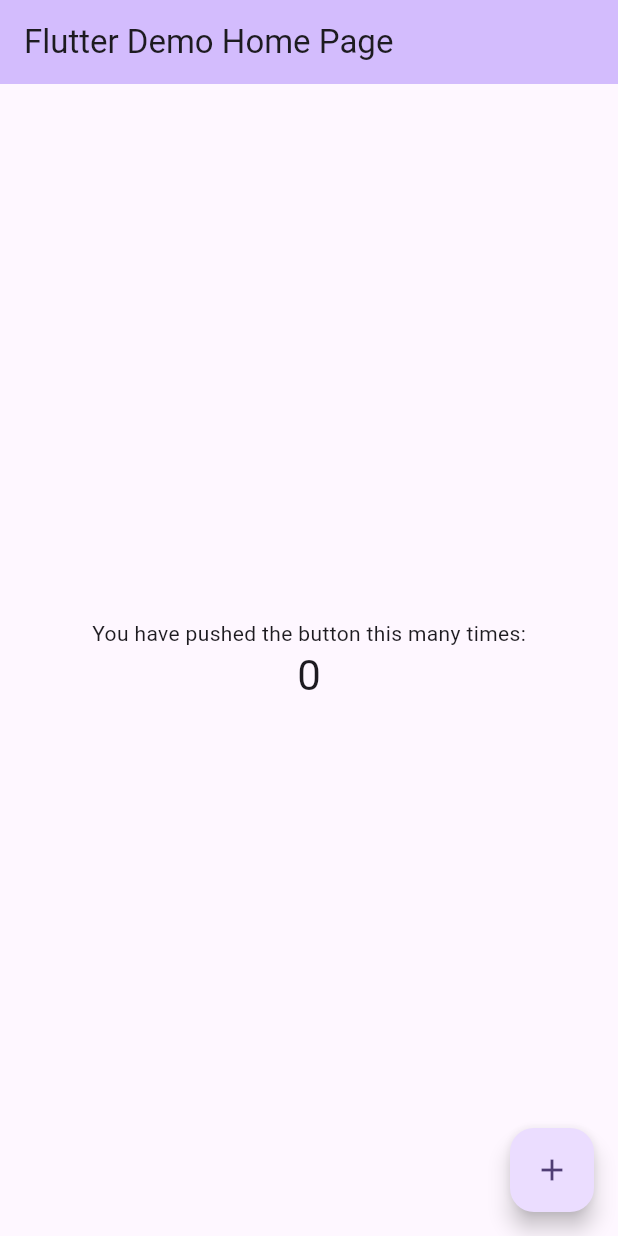
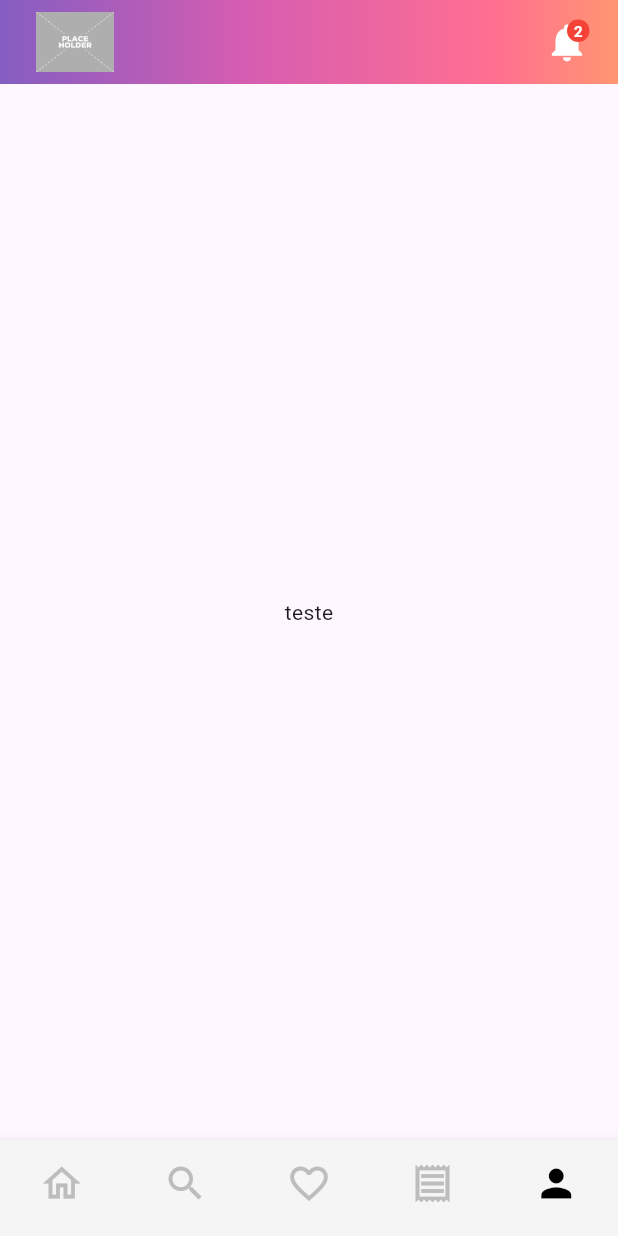
Before and after one commit to Rafaeelsantos/appfesta, a Flutter app: the screen it shows after launch, on a phone screen of 412 x 824 dp. Run offline on Flutter 3.47's test engine with Material 3 defaults, Android fonts, the phone set to English and light mode, and no system bars.

Commit message:
TopBar realizada NavBar quase ok

```diff
--- a/lib/main.dart
+++ b/lib/main.dart
@@ -1,4 +1,14 @@
+import 'package:appfesta/Paginas/homePage.dart';
 import 'package:flutter/material.dart';
+
+/*
+#845EC2
+#D65DB1
+#FF6F91
+#FF9671
+#FFC75F
+#F9F871
+*/
 
 void main() {
   runApp(const MyApp());
@@ -7,116 +17,14 @@ void main() {
 class MyApp extends StatelessWidget {
   const MyApp({super.key});
 
-  // This widget is the root of your application.
   @override
   Widget build(BuildContext context) {
     return MaterialApp(
       title: 'Flutter Demo',
-      theme: ThemeData(
-        // This is the theme of your application.
-        //
-        // TRY THIS: Try running your application with "flutter run". You'll see
-        // the application has a purple toolbar. Then, without quitting the app,
-        // try changing the seedColor in the colorScheme below to Colors.green
-        // and then invoke "hot reload" (save your changes or press the "hot
-        // reload" button in a Flutter-supported IDE, or press "r" if you used
-        // the command line to start the app).
-        //
-        // Notice that the counter didn't reset back to zero; the application
-        // state is not lost during the reload. To reset the state, use hot
-        // restart instead.
-        //
-        // This works for code too, not just values: Most code changes can be
-        // tested with just a hot reload.
-        colorScheme: .fromSeed(seedColor: Colors.deepPurple),
-      ),
-      home: const MyHomePage(title: 'Flutter Demo Home Page'),
+      debugShowCheckedModeBanner: false,
+
+      theme: ThemeData(colorScheme: .fromSeed(seedColor: Colors.deepPurple)),
+      home: const HomePage(),
     );
   }
 }
-
-class MyHomePage extends StatefulWidget {
-  const MyHomePage({super.key, required this.title});
-
-  // This widget is the home page of your application. It is stateful, meaning
-  // that it has a State object (defined below) that contains fields that affect
-  // how it looks.
-
-  // This class is the configuration for the state. It holds the values (in this
-  // case the title) provided by the parent (in this case the App widget) and
-  // used by the build method of the State. Fields in a Widget subclass are
-  // always marked "final".
-
-  final String title;
-
-  @override
-  State<MyHomePage> createState() => _MyHomePageState();
-}
-
-class _MyHomePageState extends State<MyHomePage> {
-  int _counter = 0;
-
-  void _incrementCounter() {
-    setState(() {
-      // This call to setState tells the Flutter framework that something has
-      // changed in this State, which causes it to rerun the build method below
-      // so that the display can reflect the updated values. If we changed
-      // _counter without calling setState(), then the build method would not be
-      // called again, and so nothing would appear to happen.
-      _counter++;
-    });
-  }
-
-  @override
-  Widget build(BuildContext context) {
-    // This method is rerun every time setState is called, for instance as done
-    // by the _incrementCounter method above.
-    //
-    // The Flutter framework has been optimized to make rerunning build methods
-    // fast, so that you can just rebuild anything that needs updating rather
-    // than having to individually change instances of widgets.
-    return Scaffold(
-      appBar: AppBar(
-        // TRY THIS: Try changing the color here to a specific color (to
-        // Colors.amber, perhaps?) and trigger a hot reload to see the AppBar
-        // change color while the other colors stay the same.
-        backgroundColor: Theme.of(context).colorScheme.inversePrimary,
-        // Here we take the value from the MyHomePage object that was created by
-        // the App.build method, and use it to set our appbar title.
-        title: Text(widget.title),
-      ),
-      body: Center(
-        // Center is a layout widget. It takes a single child and positions it
-        // in the middle of the parent.
-        child: Column(
-          // Column is also a layout widget. It takes a list of children and
-          // arranges them vertically. By default, it sizes itself to fit its
-          // children horizontally, and tries to be as tall as its parent.
-          //
-          // Column has various properties to control how it sizes itself and
-          // how it positions its children. Here we use mainAxisAlignment to
-          // center the children vertically; the main axis here is the vertical
-          // axis because Columns are vertical (the cross axis would be
-          // horizontal).
-          //
-          // TRY THIS: Invoke "debug painting" (choose the "Toggle Debug Paint"
-          // action in the IDE, or press "p" in the console), to see the
-          // wireframe for each widget.
-          mainAxisAlignment: .center,
-          children: [
-            const Text('You have pushed the button this many times:'),
-            Text(
-              '$_counter',
-              style: Theme.of(context).textTheme.headlineMedium,
-            ),
-          ],
-        ),
-      ),
-      floatingActionButton: FloatingActionButton(
-        onPressed: _incrementCounter,
-        tooltip: 'Increment',
-        child: const Icon(Icons.add),
-      ),
-    );
-  }
-}
--- /dev/null
+++ b/lib/paginas/homePage.dart
@@ -0,0 +1,16 @@
+import 'package:appfesta/widgets/topbarWidgets.dart';
+import 'package:appfesta/widgets/botNavBarWidgets.dart';
+import 'package:flutter/material.dart';
+
+class HomePage extends StatelessWidget {
+  const HomePage({super.key});
+
+  @override
+  Widget build(BuildContext context) {
+    return Scaffold(
+      appBar: TopBar(titulo: 'Home Page'),
+      body: const Center(child: Text('teste')),
+      bottomNavigationBar: Navbar(),
+    );
+  }
+}
--- /dev/null
+++ b/lib/widgets/botNavBarWidgets.dart
@@ -0,0 +1,57 @@
+import 'package:flutter/material.dart';
+
+class Navbar extends StatelessWidget {
+  Navbar({super.key});
+
+  final indexPaginas = 4;
+
+  @override
+  Widget build(BuildContext context) {
+    return BottomNavigationBar(
+      type: BottomNavigationBarType.fixed,
+      backgroundColor: const Color.fromARGB(255, 245, 245, 245),
+      iconSize: 30,
+      showUnselectedLabels: false,
+      showSelectedLabels: false,
+      selectedItemColor: Colors.black,
+      unselectedItemColor: Colors.grey[400],
+      currentIndex: indexPaginas,
+
+      items: [
+        BottomNavigationBarItem(
+          icon: Icon(indexPaginas == 0 ? Icons.home : Icons.home_outlined),
+          label: 'Início',
+        ),
+        BottomNavigationBarItem(icon: Icon(Icons.search), label: 'Buscar'),
+
+        BottomNavigationBarItem(
+          icon: Icon(
+            indexPaginas == 2 ? Icons.favorite : Icons.favorite_border,
+          ),
+          label: 'Favoritos',
+        ),
+
+        BottomNavigationBarItem(
+          icon: Icon(
+            indexPaginas == 3 ? Icons.receipt : Icons.receipt_outlined,
+          ),
+          label: 'Contratos',
+        ),
+        BottomNavigationBarItem(
+          icon: indexPaginas == 4
+              ? Icon(Icons.person)
+              : Icon(Icons.person_outlined),
+          label: 'Perfil',
+        ),
+      ],
+      /*
+      items: const [
+        BottomNavigationBarItem(icon: Icon(Icons.home_outlined), label: 'Início'),
+        BottomNavigationBarItem(icon: Icon(Icons.search_outlined), label: 'Buscar'),
+        BottomNavigationBarItem(icon: Icon(Icons.favorite_outlined), label: 'Favoritos'),
+        BottomNavigationBarItem(icon: Icon(Icons.receipt_outlined), label: 'Contratos'),
+        BottomNavigationBarItem(icon: Icon(Icons.person_outlined), label: 'Perfil'),
+      ],*/
+    );
+  }
+}
--- /dev/null
+++ b/lib/widgets/topBarWidgets.dart
@@ -0,0 +1,78 @@
+import 'package:flutter/material.dart';
+
+class TopBar extends StatelessWidget implements PreferredSizeWidget {
+  final String titulo;
+
+  const TopBar({super.key, required this.titulo});
+
+  final int numNotficacoes = 2;
+
+  @override
+  Widget build(BuildContext context) {
+    return AppBar(
+      backgroundColor:
+          Colors.transparent, //Deixei transparente para o gradiente aparecer
+      flexibleSpace: Container(
+        //Container para o gradiente
+        decoration: BoxDecoration(
+          gradient: LinearGradient(
+            colors: [
+              Color(0xFF845EC2),
+              Color(0xFFD65DB1),
+              Color(0xFFFF6F91),
+              Color(0xFFFF9671),
+            ],
+            stops: [0.0, 0.4, 0.8, 1.0],
+          ),
+        ),
+      ),
+      // Icone do APP na esqueda
+      leadingWidth: 100,
+      leading: IconButton(
+        onPressed: () {},
+        icon: Image(image: AssetImage('assets/images/placeHolder.png')),
+      ),
+      // Icone notificações na direita
+      actions: [
+        Padding(
+          padding: const EdgeInsets.only(right: 10.0),
+          child: IconButton(
+            onPressed: () {},
+            // Stack para sobrepor e formar icone de notificações com indicador
+            icon: Stack(
+              alignment: Alignment.topRight,
+              children: [
+                Icon(size: 30, color: Colors.white, Icons.notifications),
+                if (numNotficacoes !=
+                    0) //Esconde indicador caso não haja notificações
+                  // Indicador de notificações (círculo vermelho com número)
+                  Container(
+                    alignment: Alignment.center,
+                    height: 15,
+                    width: 15,
+                    decoration: BoxDecoration(
+                      shape: BoxShape.circle,
+                      color: Colors.red,
+                    ),
+                    child: Text(
+                      //Caso maior que 9, exibe '9+'
+                      numNotficacoes > 9 ? '9+' : numNotficacoes.toString(),
+                      style: TextStyle(
+                        fontWeight: FontWeight.bold,
+                        fontSize: 10,
+                        color: Colors.white,
+                      ),
+                    ),
+                  ),
+              ],
+            ),
+          ),
+        ),
+      ],
+    );
+  }
+
+  //Obrigações do APPBAR
+  @override
+  Size get preferredSize => const Size.fromHeight(kToolbarHeight);
+}
--- a/pubspec.yaml
+++ b/pubspec.yaml
@@ -31,6 +31,8 @@ dependencies:
   flutter:
     sdk: flutter
 
+  google_nav_bar: ^5.0.7
+
   # The following adds the Cupertino Icons font to your application.
   # Use with the CupertinoIcons class for iOS style icons.
   cupertino_icons: ^1.0.8
@@ -58,6 +60,8 @@ flutter:
   uses-material-design: true
 
   # To add assets to your application, add an assets section, like this:
+  assets:
+    - assets/images/
   # assets:
   #   - images/a_dot_burr.jpeg
   #   - images/a_dot_ham.jpeg
```
Also changed, not shown: assets/images/placeHolder.png (added), pubspec.lock.
